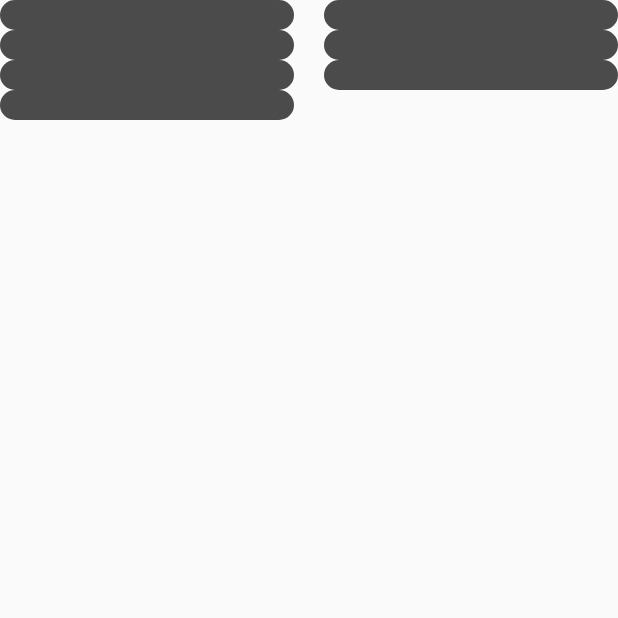
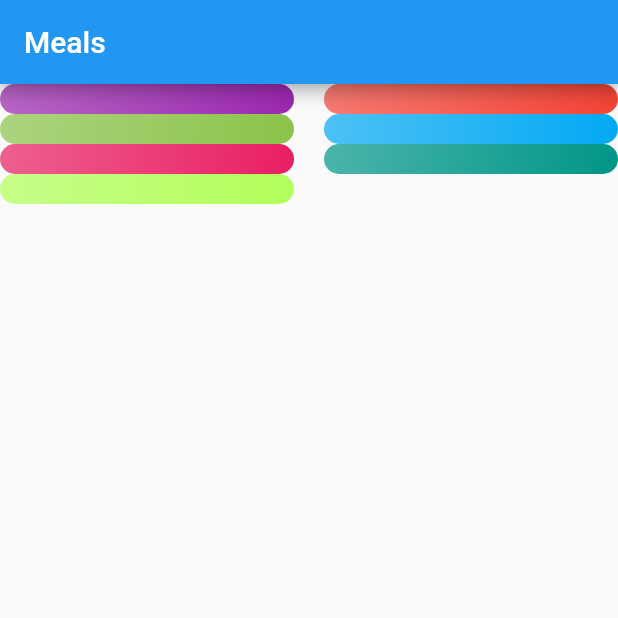
Before and after one commit to raman04-byte/meals, a Flutter app: the CategoriesScreen screen opened directly, on a phone screen of 412 x 824 dp, the top half of it. Run offline on Flutter 3.47's test engine with Material 2 defaults, Android fonts, the phone set to English and light mode, and no system bars.

Commit message:
Updation in application

```diff
--- a/lib/categories_screen.dart
+++ b/lib/categories_screen.dart
@@ -12,14 +12,21 @@ class CategoriesScreen extends StatefulWidget {
 class _CategoriesScreenState extends State<CategoriesScreen> {
   @override
   Widget build(BuildContext context) {
-    return GridView(
-      gridDelegate: const SliverGridDelegateWithMaxCrossAxisExtent(
-        maxCrossAxisExtent: 200,
-        childAspectRatio: 3 / 2,
-        crossAxisSpacing: 20,
-        mainAxisExtent: 20,
+    return Scaffold(
+      appBar: AppBar(title: const Text('Meals')),
+      body: GridView(
+        gridDelegate: const SliverGridDelegateWithMaxCrossAxisExtent(
+          maxCrossAxisExtent: 200,
+          childAspectRatio: 3 / 2,
+          crossAxisSpacing: 20,
+          mainAxisExtent: 20,
+        ),
+        children: DUMMY_CATEGORIES
+            .map(
+              (catData) => CategoryItem(catData.title, catData.color),
+            )
+            .toList(),
       ),
-      children: DUMMY_CATEGORIES.map((catData)=> CategoryItem(catData.title,catData.color)).toList(),
     );
   }
 }
--- a/lib/category_item.dart
+++ b/lib/category_item.dart
@@ -1,15 +1,11 @@
 import 'package:flutter/material.dart';
-import 'dummy.dart';
-class CategoryItem extends StatefulWidget {
-  const CategoryItem(String title, Color color,{super.key});
+class CategoryItem extends StatelessWidget {
 
-  @override
-  State<CategoryItem> createState() => _CategoryItemState();
-}
+  final String title;
 
-class _CategoryItemState extends State<CategoryItem> {
-  final String title = '';
-  final Color color = Colors.black;
+  final Color color;
+  const CategoryItem(this.title, this.color, {super.key});
+
   @override
   Widget build(BuildContext context) {
     return Container(
@@ -19,6 +15,7 @@ class _CategoryItemState extends State<CategoryItem> {
         gradient: LinearGradient(
           colors: [
             color.withOpacity(0.7),
+            color,
           ],
           begin: Alignment.topLeft,
           end: Alignment.bottomRight,
```
Also changed, not shown: lib/main.dart (+2 -31 lines).
